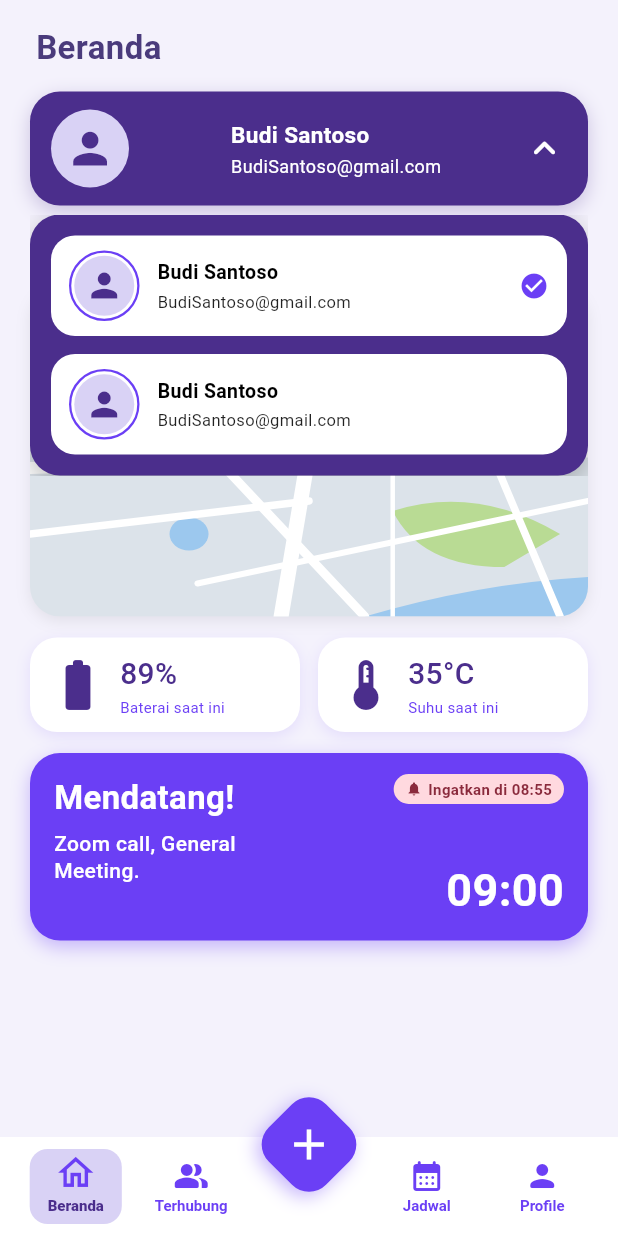
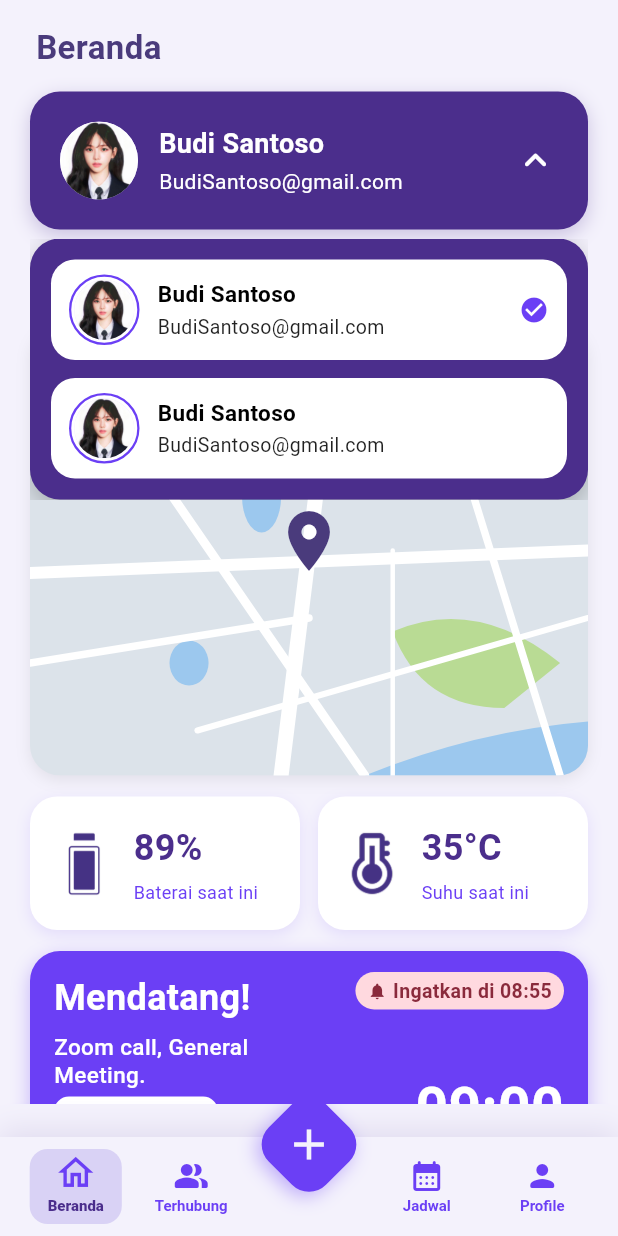
Before and after one commit to arifhrianTO/ALICE, a Flutter app: the screen it shows after launch, after a tap on "Budi Santoso", on a phone screen of 412 x 824 dp. Run offline on Flutter 3.47's test engine with Material 3 defaults, Android fonts, the phone set to English and light mode, and no system bars; our stand-ins replace flutter_svg.

Commit message:
beranda-fix

```diff
--- a/frontend/alice_app/lib/beranda/beranda_page.dart
+++ b/frontend/alice_app/lib/beranda/beranda_page.dart
@@ -1,7 +1,6 @@
 import 'package:flutter/material.dart';
 
 import '../core/colors.dart';
-import '../widgets/avatar.dart';
 
 // =====================================================================
 //  HALAMAN BERANDA
@@ -11,7 +10,10 @@ class BerandaPage extends StatelessWidget {
 
   @override
   Widget build(BuildContext context) {
-    return SingleChildScrollView(
+    return ScrollConfiguration(
+      behavior: const _NoStretchScrollBehavior(),
+      child: SingleChildScrollView(
+        physics: const ClampingScrollPhysics(),
         padding: const EdgeInsets.fromLTRB(20, 16, 20, 16),
         child: Column(
           crossAxisAlignment: CrossAxisAlignment.start,
@@ -37,7 +39,7 @@ class BerandaPage extends StatelessWidget {
               children: [
                 Expanded(
                   child: _InfoCard(
-                  icon: Icons.battery_full_rounded,
+                    imagePath: 'assets/icons/baterai.png',
                     value: '89%',
                     label: 'Baterai saat ini',
                   ),
@@ -45,7 +47,7 @@ class BerandaPage extends StatelessWidget {
                 SizedBox(width: 12),
                 Expanded(
                   child: _InfoCard(
-                  icon: Icons.thermostat_rounded,
+                    imagePath: 'assets/icons/suhu.png',
                     value: '35°C',
                     label: 'Suhu saat ini',
                   ),
@@ -56,7 +58,21 @@ class BerandaPage extends StatelessWidget {
             const _UpcomingCard(),
           ],
         ),
+      ),
     );
+  }
+}
+
+class _NoStretchScrollBehavior extends MaterialScrollBehavior {
+  const _NoStretchScrollBehavior();
+
+  @override
+  Widget buildOverscrollIndicator(
+    BuildContext context,
+    Widget child,
+    ScrollableDetails details,
+  ) {
+    return child;
   }
 }
 
@@ -66,6 +82,7 @@ class BerandaPage extends StatelessWidget {
 class Account {
   final String name;
   final String email;
+
   const Account(this.name, this.email);
 }
 
@@ -102,6 +119,7 @@ class _ProfileDropdownState extends State<ProfileDropdown>
         // sembunyikan overlay setelah animasi tutup selesai
         if (status == AnimationStatus.dismissed) _portal.hide();
       });
+
     _curve = CurvedAnimation(
       parent: _ctrl,
       curve: Curves.easeOutCubic,
@@ -116,8 +134,10 @@ class _ProfileDropdownState extends State<ProfileDropdown>
   }
 
   void _toggle() {
-    final closing = _ctrl.status == AnimationStatus.forward ||
+    final closing =
+        _ctrl.status == AnimationStatus.forward ||
         _ctrl.status == AnimationStatus.completed;
+
     if (closing) {
       _ctrl.reverse();
     } else {
@@ -148,13 +168,13 @@ class _ProfileDropdownState extends State<ProfileDropdown>
     );
   }
 
-  // ---- Header (kartu profil) ----
   Widget _buildHeader() {
     final acc = _accounts[_current];
+
     return GestureDetector(
       onTap: _toggle,
       child: Container(
-        padding: const EdgeInsets.symmetric(horizontal: 14, vertical: 12),
+        padding: const EdgeInsets.symmetric(horizontal: 20, vertical: 20),
         decoration: BoxDecoration(
           color: kDarkPurple,
           borderRadius: BorderRadius.circular(20),
@@ -167,38 +187,70 @@ class _ProfileDropdownState extends State<ProfileDropdown>
           ],
         ),
         child: Row(
+          crossAxisAlignment: CrossAxisAlignment.center,
           children: [
-            const Avatar(radius: 26),
+            const CircleAvatar(
+              radius: 26,
+              backgroundImage: AssetImage('assets/icons/profil.png'),
+            ),
             const SizedBox(width: 14),
             Expanded(
+              child: Align(
+                alignment: Alignment.centerLeft,
                 child: AnimatedSwitcher(
                   duration: const Duration(milliseconds: 250),
+                  layoutBuilder: (currentChild, previousChildren) {
+                    return Stack(
+                      alignment: Alignment.centerLeft,
+                      children: [
+                        ...previousChildren,
+                        if (currentChild != null) currentChild,
+                      ],
+                    );
+                  },
                   child: Column(
                     key: ValueKey(_current),
+                    mainAxisSize: MainAxisSize.min,
                     crossAxisAlignment: CrossAxisAlignment.start,
+                    mainAxisAlignment: MainAxisAlignment.center,
                     children: [
                       Text(
                         acc.name,
+                        textAlign: TextAlign.left,
+                        maxLines: 1,
+                        overflow: TextOverflow.ellipsis,
                         style: const TextStyle(
                           color: Colors.white,
                           fontWeight: FontWeight.bold,
-                        fontSize: 15,
+                          fontSize: 18,
                         ),
                       ),
                       const SizedBox(height: 2),
                       Text(
                         acc.email,
-                      style: const TextStyle(color: Colors.white, fontSize: 12),
+                        textAlign: TextAlign.left,
+                        maxLines: 1,
+                        overflow: TextOverflow.ellipsis,
+                        style: const TextStyle(
+                          color: Colors.white,
+                          fontSize: 14,
+                        ),
                       ),
                     ],
                   ),
                 ),
               ),
-            // Panah berputar 180° saat dropdown dibuka
+            ),
             RotationTransition(
-              turns: Tween<double>(begin: 0, end: 0.5).animate(_curve),
-              child: const Icon(Icons.keyboard_arrow_down_rounded,
-                  color: Colors.white, size: 30),
+              turns: Tween<double>(
+                begin: 0,
+                end: 0.5,
+              ).animate(_curve),
+              child: const Icon(
+                Icons.keyboard_arrow_down_rounded,
+                color: Colors.white,
+                size: 30,
+              ),
             ),
           ],
         ),
@@ -253,7 +305,9 @@ class _ProfileDropdownState extends State<ProfileDropdown>
                             i,
                             Padding(
                               padding: EdgeInsets.only(
-                                  bottom: i == _accounts.length - 1 ? 0 : 12),
+                                bottom:
+                                    i == _accounts.length - 1 ? 0 : 12,
+                              ),
                               child: _AccountTile(
                                 account: _accounts[i],
                                 selected: i == _current,
@@ -277,9 +331,13 @@ class _ProfileDropdownState extends State<ProfileDropdown>
   Widget _staggered(int index, Widget child) {
     final anim = CurvedAnimation(
       parent: _ctrl,
-      curve: Interval(0.2 + index * 0.15, 0.8 + index * 0.15,
-          curve: Curves.easeOutCubic),
+      curve: Interval(
+        0.2 + index * 0.15,
+        0.8 + index * 0.15,
+        curve: Curves.easeOutCubic,
+      ),
     );
+
     return FadeTransition(
       opacity: anim,
       child: SlideTransition(
@@ -322,7 +380,10 @@ class _AccountTile extends StatelessWidget {
                   shape: BoxShape.circle,
                   border: Border.all(color: kPurple, width: 1.5),
                 ),
-                child: const Avatar(radius: 20),
+                child: const CircleAvatar(
+                  radius: 20,
+                  backgroundImage: AssetImage('assets/icons/profil.png'),
+                ),
               ),
               const SizedBox(width: 12),
               Expanded(
@@ -333,14 +394,17 @@ class _AccountTile extends StatelessWidget {
                       account.name,
                       style: const TextStyle(
                         fontWeight: FontWeight.bold,
-                        fontSize: 13,
+                        fontSize: 15,
                         color: Colors.black,
                       ),
                     ),
                     const SizedBox(height: 2),
                     Text(
                       account.email,
-                      style: const TextStyle(fontSize: 11, color: Colors.black87),
+                      style: const TextStyle(
+                        fontSize: 13,
+                        color: Colors.black87,
+                      ),
                     ),
                   ],
                 ),
@@ -349,7 +413,11 @@ class _AccountTile extends StatelessWidget {
                 scale: selected ? 1 : 0,
                 duration: const Duration(milliseconds: 250),
                 curve: Curves.easeOutBack,
-                child: const Icon(Icons.check_circle, color: kPurple, size: 20),
+                child: const Icon(
+                  Icons.check_circle,
+                  color: kPurple,
+                  size: 20,
+                ),
               ),
             ],
           ),
@@ -375,9 +443,9 @@ class _AddressRow extends StatelessWidget {
         Expanded(
           child: Text(
             'Jl. Ahmad Yani, Tlk. Tering, Kec. Batam Kota, Kota Batam, Kepulauan Riau 29461',
-            textAlign: TextAlign.center,
+            textAlign: TextAlign.left,
             style: TextStyle(
-              fontSize: 11.5,
+              fontSize: 15,
               fontWeight: FontWeight.bold,
               color: Colors.black,
               height: 1.3,
@@ -398,7 +466,7 @@ class _MapCard extends StatelessWidget {
   @override
   Widget build(BuildContext context) {
     return Container(
-      height: 220,
+      height: 300,
       decoration: BoxDecoration(
         borderRadius: BorderRadius.circular(20),
         boxShadow: [
@@ -417,7 +485,11 @@ class _MapCard extends StatelessWidget {
             CustomPaint(painter: _MapPainter()),
             const Align(
               alignment: Alignment(0, -0.05),
-              child: Icon(Icons.location_on, size: 48, color: kTextPurple),
+              child: Icon(
+                Icons.location_on,
+                size: 48,
+                color: kTextPurple,
+              ),
             ),
           ],
         ),
@@ -431,7 +503,10 @@ class _MapPainter extends CustomPainter {
   void paint(Canvas canvas, Size size) {
     final w = size.width, h = size.height;
 
-    canvas.drawRect(Offset.zero & size, Paint()..color = const Color(0xFFDCE3EA));
+    canvas.drawRect(
+      Offset.zero & size,
+      Paint()..color = const Color(0xFFDCE3EA),
+    );
 
     final green = Paint()..color = const Color(0xFFB9DB94);
     canvas.drawPath(
@@ -454,8 +529,14 @@ class _MapPainter extends CustomPainter {
     );
 
     final water = Paint()..color = const Color(0xFF9CC8EE);
-    canvas.drawOval(Rect.fromLTWH(w * 0.38, h * 0.3, w * 0.07, h * 0.16), water);
-    canvas.drawOval(Rect.fromLTWH(w * 0.25, h * 0.7, w * 0.07, h * 0.1), water);
+    canvas.drawOval(
+      Rect.fromLTWH(w * 0.38, h * 0.3, w * 0.07, h * 0.16),
+      water,
+    );
+    canvas.drawOval(
+      Rect.fromLTWH(w * 0.25, h * 0.7, w * 0.07, h * 0.1),
+      water,
+    );
     canvas.drawPath(
       Path()
         ..moveTo(w * 0.6, h)
@@ -470,9 +551,19 @@ class _MapPainter extends CustomPainter {
       ..style = PaintingStyle.stroke
       ..strokeCap = StrokeCap.round;
 
-    void line(double x1, double y1, double x2, double y2, double width) {
+    void line(
+      double x1,
+      double y1,
+      double x2,
+      double y2,
+      double width,
+    ) {
       road.strokeWidth = width;
-      canvas.drawLine(Offset(w * x1, h * y1), Offset(w * x2, h * y2), road);
+      canvas.drawLine(
+        Offset(w * x1, h * y1),
+        Offset(w * x2, h * y2),
+        road,
+      );
     }
 
     line(0, 0.55, 1, 0.5, 8);
@@ -494,12 +585,12 @@ class _MapPainter extends CustomPainter {
 //  KARTU BATERAI / SUHU
 // =====================================================================
 class _InfoCard extends StatelessWidget {
-  final IconData icon;
+  final String imagePath;
   final String value;
   final String label;
 
   const _InfoCard({
-    required this.icon,
+    required this.imagePath,
     required this.value,
     required this.label,
   });
@@ -507,7 +598,10 @@ class _InfoCard extends StatelessWidget {
   @override
   Widget build(BuildContext context) {
     return Container(
-      padding: const EdgeInsets.symmetric(horizontal: 12, vertical: 10),
+      padding: const EdgeInsets.symmetric(
+        horizontal: 13,
+        vertical: 17,
+      ),
       decoration: BoxDecoration(
         color: Colors.white,
         borderRadius: BorderRadius.circular(18),
@@ -521,23 +615,33 @@ class _InfoCard extends StatelessWidget {
       ),
       child: Row(
         children: [
-          Icon(icon, size: 40, color: kDarkPurple),
+          Image.asset(
+            imagePath,
+            width: 48,
+            height: 48,
+            fit: BoxFit.contain,
+          ),
           const SizedBox(width: 8),
           Expanded(
             child: Column(
               crossAxisAlignment: CrossAxisAlignment.start,
+              mainAxisSize: MainAxisSize.min,
               children: [
                 Text(
                   value,
                   style: const TextStyle(
-                    fontSize: 20,
-                    fontWeight: FontWeight.w500,
+                    fontSize: 24,
+                    fontWeight: FontWeight.w600,
                     color: kDarkPurple,
                   ),
                 ),
+                const SizedBox(height: 4),
                 Text(
                   label,
-                  style: const TextStyle(fontSize: 10, color: kPurple),
+                  style: const TextStyle(
+                    fontSize: 12,
+                    color: kPurple,
+                  ),
                 ),
               ],
             ),
@@ -579,7 +683,7 @@ class _UpcomingCard extends StatelessWidget {
                 'Mendatang!',
                 style: TextStyle(
                   color: Colors.white,
-                  fontSize: 22,
+                  fontSize: 24,
                   fontWeight: FontWeight.bold,
                 ),
               ),
@@ -588,34 +692,75 @@ class _UpcomingCard extends StatelessWidget {
                 'Zoom call, General\nMeeting.',
                 style: TextStyle(
                   color: Colors.white,
-                  fontSize: 14,
+                  fontSize: 15,
                   fontWeight: FontWeight.w500,
                   height: 1.25,
                 ),
               ),
-              SizedBox(height: 26),
+              SizedBox(height: 32),
             ],
           ),
           Positioned(
             right: 0,
             top: 0,
             child: Container(
-              padding: const EdgeInsets.symmetric(horizontal: 8, vertical: 3),
+              padding: const EdgeInsets.symmetric(
+                horizontal: 8,
+                vertical: 3,
+              ),
               decoration: BoxDecoration(
                 color: const Color(0xFFFFD9DF),
+                borderRadius: BorderRadius.circular(20),
+              ),
+              child: const Row(
+                mainAxisSize: MainAxisSize.min,
+                children: [
+                  Icon(
+                    Icons.notifications,
+                    size: 13,
+                    color: Color(0xFF8A2A3C),
+                  ),
+                  SizedBox(width: 4),
+                  Text(
+                    'Ingatkan di 08:55',
+                    style: TextStyle(
+                      fontSize: 13,
+                      fontWeight: FontWeight.w600,
+                      color: Color(0xFF8A2A3C),
+                    ),
+                  ),
+                ],
+              ),
+            ),
+          ),
+          // Chip "Tiap Minggu" (kiri bawah)
+          Positioned(
+            left: 0,
+            bottom: 0,
+            child: Container(
+              padding: const EdgeInsets.symmetric(
+                horizontal: 10,
+                vertical: 5,
+              ),
+              decoration: BoxDecoration(
+                color: Colors.white,
                 borderRadius: BorderRadius.circular(10),
               ),
               child: const Row(
                 mainAxisSize: MainAxisSize.min,
                 children: [
-                  Icon(Icons.notifications, size: 11, color: Color(0xFF8A2A3C)),
-                  SizedBox(width: 4),
+                  Icon(
+                    Icons.repeat_rounded,
+                    size: 14,
+                    color: Colors.black,
+                  ),
+                  SizedBox(width: 5),
                   Text(
-                    'Ingatkan di 08:55',
+                    'Tiap Minggu',
                     style: TextStyle(
-                      fontSize: 10,
+                      fontSize: 12,
                       fontWeight: FontWeight.w600,
-                      color: Color(0xFF8A2A3C),
+                      color: Colors.black,
                     ),
                   ),
                 ],
@@ -629,8 +774,9 @@ class _UpcomingCard extends StatelessWidget {
               '09:00',
               style: TextStyle(
                 color: Colors.white,
-                fontSize: 30,
+                fontSize: 38,
                 fontWeight: FontWeight.bold,
+                height: 1.0,
               ),
             ),
           ),
--- a/frontend/alice_app/lib/widgets/bottom_bar.dart
+++ b/frontend/alice_app/lib/widgets/bottom_bar.dart
@@ -34,7 +34,10 @@ class _BottomBarState extends State<AppBottomBar> {
       curve: Curves.easeOutCubic,
       builder: (context, v, child) => Opacity(
         opacity: v,
-        child: Transform.translate(offset: Offset(0, (1 - v) * 90), child: child),
+        child: Transform.translate(
+          offset: Offset(0, (1 - v) * 90),
+          child: child,
+        ),
       ),
       child: SizedBox(
         height: 88,
@@ -44,7 +47,17 @@ class _BottomBarState extends State<AppBottomBar> {
           children: [
             Container(
               height: 66,
-              color: Colors.white,
+              decoration: BoxDecoration(
+              color: kBg,
+              boxShadow: [
+                BoxShadow(
+                  color: kDarkPurple.withOpacity(0.12),
+                  blurRadius: 16,
+                  spreadRadius: 0,
+                  offset: const Offset(0, -4),
+                ),
+              ],
+            ),
               padding: const EdgeInsets.symmetric(horizontal: 12),
               child: Row(
                 children: [
@@ -113,8 +126,11 @@ class _BottomBarState extends State<AppBottomBar> {
                           turns: _fabTurns,
                           duration: const Duration(milliseconds: 350),
                           curve: Curves.easeOutBack,
-                          child: const Icon(Icons.add,
-                              color: Colors.white, size: 34),
+                          child: const Icon(
+                            Icons.add,
+                            color: kBg,
+                            size: 34,
+                          ),
                         ),
                       ),
                     ),
--- a/frontend/alice_app/pubspec.yaml
+++ b/frontend/alice_app/pubspec.yaml
@@ -60,6 +60,9 @@ flutter:
   uses-material-design: true
   assets:
     - assets/icons/
+    - assets/icons/baterai.png
+    - assets/icons/suhu.png
+    - assets/icons/profil.png
 
   # To add assets to your application, add an assets section, like this:
   # assets:
```
Also changed, not shown: frontend/alice_app/assets/icons/baterai.png (added), frontend/alice_app/assets/icons/profil.png (added), frontend/alice_app/assets/icons/suhu.png (added). Lines whose indentation alone changed are shown as unchanged.
